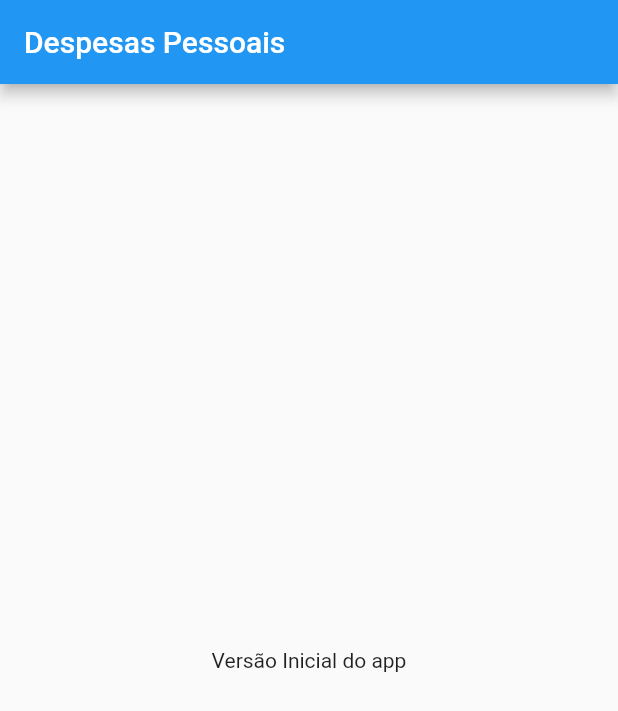
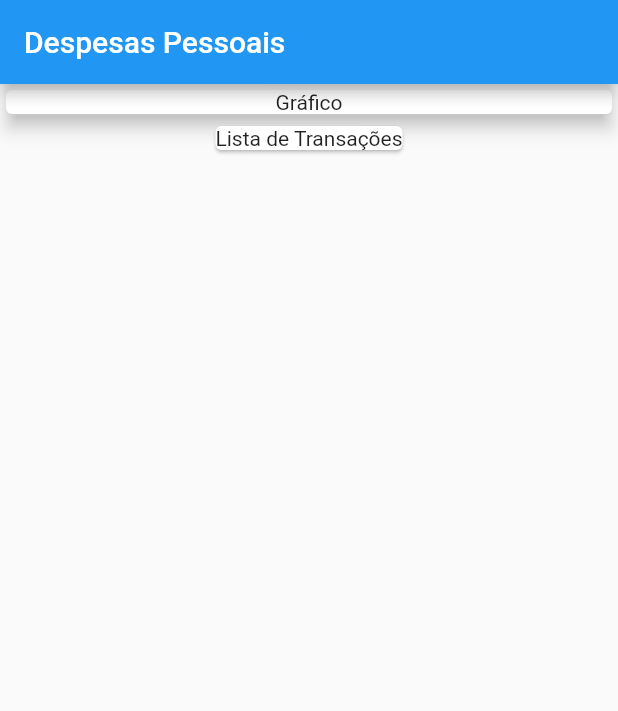
Before and after one commit to Kiel025/ExpensesApp, a Flutter app: the screen it shows after launch, on a phone screen of 412 x 824 dp. Shown: the top 711 px of the screen. Run offline on Flutter 3.47's test engine with Material 2 defaults, Android fonts, the phone set to English and light mode, and no system bars.

Commit message:
definition of where the chart and the list will be

```diff
--- a/lib/main.dart
+++ b/lib/main.dart
@@ -22,8 +22,22 @@ class MyHomePage extends StatelessWidget {
       appBar: AppBar(
         title: const Text("Despesas Pessoais"),
       ),
-      body: const Center(
-        child: Text("Versão Inicial do app"),
+      body: const Column(
+        children: [
+          SizedBox(
+            width: double.infinity,
+            child: Card(
+              elevation: 5,
+              child: Text(
+                "Gráfico",
+                textAlign: TextAlign.center,
+              ),
+            ),
+          ),
+          Card(
+            child: Text("Lista de Transações"),
+          ),
+        ],
       ),
     );
   }
```
